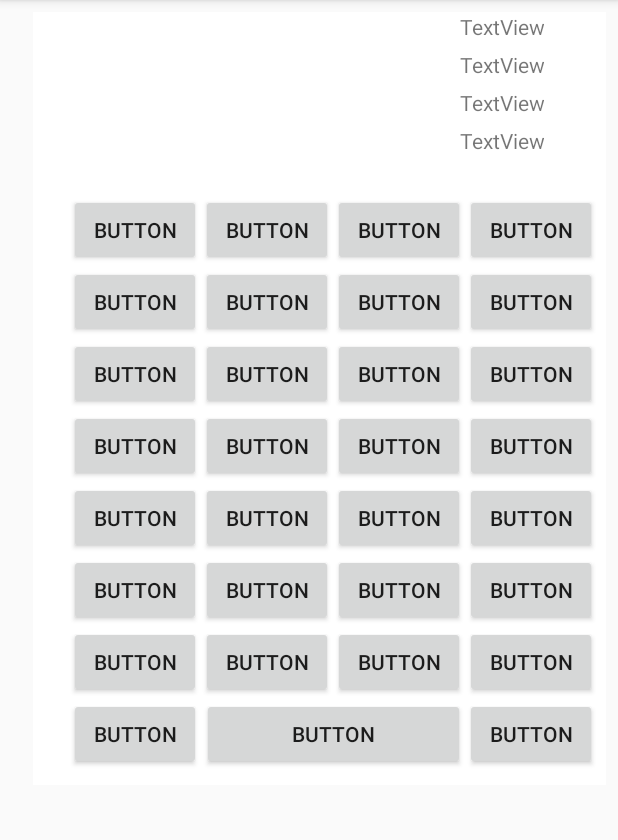
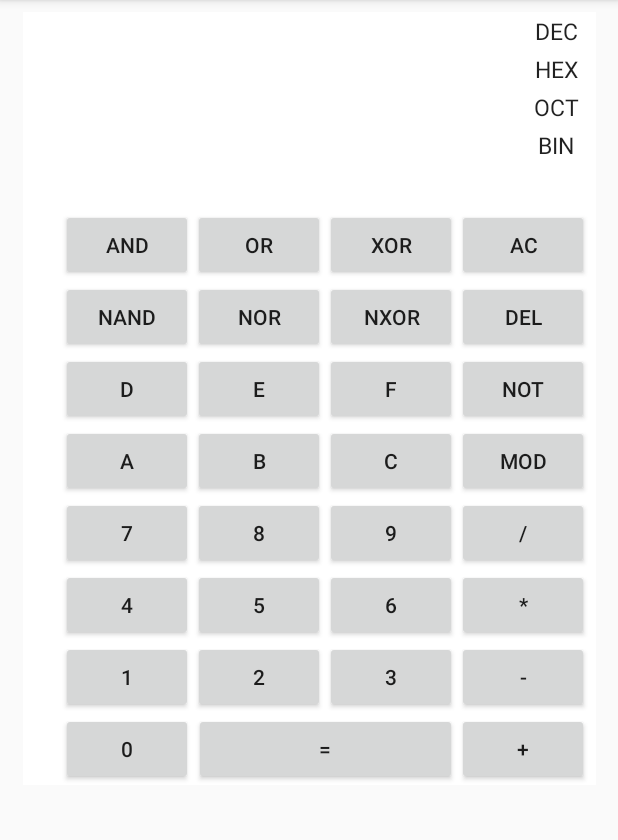
Before and after one commit to BlackburnCollege/procal, an Android app: the screen it shows after launch (MainActivity), on a phone screen of 412 x 824 dp, the part 84-924 px from its top. Run offline under Robolectric (Android 15) with nearby library versions, the phone set to English and light mode, and no system bars.

Commit message:
i did stuff
labeled buttons, added DEL string, added onClick descriptions

```diff
--- a/ProgrammerCalculator/app/src/main/res/layout/activity_main.xml
+++ b/ProgrammerCalculator/app/src/main/res/layout/activity_main.xml
@@ -18,7 +18,6 @@
         android:background="#ffffff"
         android:visibility="visible"
         app:layout_constraintBottom_toBottomOf="parent"
-        app:layout_constraintHorizontal_bias="1.0"
         app:layout_constraintLeft_toLeftOf="parent"
         app:layout_constraintRight_toRightOf="parent"
         app:layout_constraintTop_toTopOf="parent"
@@ -35,9 +34,9 @@
             android:layout_height="wrap_content"
             android:layout_alignParentBottom="true"
             android:layout_alignParentStart="true"
-            android:layout_marginBottom="10dp"
-            android:layout_marginStart="24dp"
-            android:text="Button" />
+            android:layout_marginStart="25dp"
+            android:onClick="onPress0"
+            android:text="@string/zero" />
 
         <Button
             android:id="@+id/button66"
@@ -45,8 +44,9 @@
             android:layout_height="wrap_content"
             android:layout_alignBaseline="@+id/button65"
             android:layout_alignBottom="@+id/button65"
-            android:layout_toEndOf="@+id/button65"
-            android:text="Button" />
+            android:layout_toEndOf="@+id/button36"
+            android:onClick="onPress2"
+            android:text="@string/two" />
 
         <Button
             android:id="@+id/button65"
@@ -54,7 +54,8 @@
             android:layout_height="wrap_content"
             android:layout_above="@+id/button36"
             android:layout_alignStart="@+id/button36"
-            android:text="Button" />
+            android:onClick="onPress1"
+            android:text="@string/one" />
 
         <Button
             android:id="@+id/button64"
@@ -64,7 +65,8 @@
             android:layout_alignBottom="@+id/button36"
             android:layout_alignEnd="@+id/button51"
             android:width="175dp"
-            android:text="Button" />
+            android:onClick="onPressEqual"
+            android:text="@string/equal" />
 
         <Button
             android:id="@+id/button63"
@@ -73,7 +75,8 @@
             android:layout_alignBaseline="@+id/button58"
             android:layout_alignBottom="@+id/button58"
             android:layout_alignStart="@+id/button62"
-            android:text="Button" />
+            android:onClick="onPress4"
+            android:text="@string/four" />
 
         <Button
             android:id="@+id/button62"
@@ -81,7 +84,8 @@
             android:layout_height="wrap_content"
             android:layout_alignStart="@+id/button61"
             android:layout_below="@+id/button61"
-            android:text="Button" />
+            android:onClick="onPress7"
+            android:text="@string/seven" />
 
         <Button
             android:id="@+id/button61"
@@ -90,7 +94,8 @@
             android:layout_alignBaseline="@+id/button56"
             android:layout_alignBottom="@+id/button56"
             android:layout_alignStart="@+id/button60"
-            android:text="Button" />
+            android:onClick="onPressA"
+            android:text="@string/a" />
 
         <Button
             android:id="@+id/button60"
@@ -99,7 +104,8 @@
             android:layout_alignBaseline="@+id/button55"
             android:layout_alignBottom="@+id/button55"
             android:layout_alignStart="@+id/button52"
-            android:text="Button" />
+            android:onClick="onPressD"
+            android:text="@string/d" />
 
         <Button
             android:id="@+id/button59"
@@ -108,7 +114,8 @@
             android:layout_alignBaseline="@+id/button53"
             android:layout_alignBottom="@+id/button53"
             android:layout_alignStart="@+id/button36"
-            android:text="Button" />
+            android:onClick="onPressAnd"
+            android:text="@string/AND" />
 
         <Button
             android:id="@+id/button58"
@@ -117,7 +124,8 @@
             android:layout_alignBaseline="@+id/button50"
             android:layout_alignBottom="@+id/button50"
             android:layout_alignStart="@+id/button57"
-            android:text="Button" />
+            android:onClick="onPress5"
+            android:text="@string/five" />
 
         <Button
             android:id="@+id/button57"
@@ -126,7 +134,8 @@
             android:layout_alignBaseline="@+id/button49"
             android:layout_alignBottom="@+id/button49"
             android:layout_alignStart="@+id/button56"
-            android:text="Button" />
+            android:onClick="onPress8"
+            android:text="@string/eight" />
 
         <Button
             android:id="@+id/button56"
@@ -134,7 +143,8 @@
             android:layout_height="wrap_content"
             android:layout_alignStart="@+id/button55"
             android:layout_alignTop="@+id/button48"
-            android:text="Button" />
+            android:onClick="onPressB"
+            android:text="@string/b" />
 
         <Button
             android:id="@+id/button55"
@@ -143,7 +153,8 @@
             android:layout_alignBaseline="@+id/button47"
             android:layout_alignBottom="@+id/button47"
             android:layout_alignStart="@+id/button54"
-            android:text="Button" />
+            android:onClick="onPressE"
+            android:text="@string/e" />
 
         <Button
             android:id="@+id/button54"
@@ -152,7 +163,8 @@
             android:layout_alignBaseline="@+id/button46"
             android:layout_alignBottom="@+id/button46"
             android:layout_alignStart="@+id/button53"
-            android:text="Button" />
+            android:onClick="onPressNor"
+            android:text="@string/NOR" />
 
         <Button
             android:id="@+id/button53"
@@ -161,7 +173,8 @@
             android:layout_alignBaseline="@+id/button45"
             android:layout_alignBottom="@+id/button45"
             android:layout_toEndOf="@+id/button36"
-            android:text="Button" />
+            android:onClick="onPressOr"
+            android:text="@string/OR" />
 
         <Button
             android:id="@+id/button52"
@@ -170,7 +183,8 @@
             android:layout_alignBaseline="@+id/button54"
             android:layout_alignBottom="@+id/button54"
             android:layout_alignStart="@+id/button59"
-            android:text="Button" />
+            android:onClick="onPressNand"
+            android:text="@string/NAND" />
 
         <Button
             android:id="@+id/button51"
@@ -179,7 +193,8 @@
             android:layout_alignBaseline="@+id/button66"
             android:layout_alignBottom="@+id/button66"
             android:layout_toEndOf="@+id/button66"
-            android:text="Button" />
+            android:onClick="onPress3"
+            android:text="@string/three" />
 
         <Button
             android:id="@+id/button50"
@@ -188,7 +203,8 @@
             android:layout_alignBaseline="@+id/button39"
             android:layout_alignBottom="@+id/button39"
             android:layout_alignStart="@+id/button49"
-            android:text="Button" />
+            android:onClick="onPress6"
+            android:text="@string/six" />
 
         <Button
             android:id="@+id/button49"
@@ -197,7 +213,8 @@
             android:layout_alignBaseline="@+id/button40"
             android:layout_alignBottom="@+id/button40"
             android:layout_alignStart="@+id/button48"
-            android:text="Button" />
+            android:onClick="onPress9"
+            android:text="@string/nine" />
 
         <Button
             android:id="@+id/button48"
@@ -205,8 +222,9 @@
             android:layout_height="wrap_content"
             android:layout_alignBaseline="@+id/button41"
             android:layout_alignBottom="@+id/button41"
-            android:layout_alignStart="@+id/button47"
-            android:text="Button" />
+            android:layout_toEndOf="@+id/button57"
+            android:onClick="onPressC"
+            android:text="@string/c" />
 
         <Button
             android:id="@+id/button47"
@@ -215,7 +233,8 @@
             android:layout_alignBaseline="@+id/button42"
             android:layout_alignBottom="@+id/button42"
             android:layout_alignStart="@+id/button46"
-            android:text="Button" />
+            android:onClick="onPressF"
+            android:text="@string/f" />
 
         <Button
             android:id="@+id/button46"
@@ -224,7 +243,8 @@
             android:layout_alignBaseline="@+id/button43"
             android:layout_alignBottom="@+id/button43"
             android:layout_alignStart="@+id/button45"
-            android:text="Button" />
+            android:onClick="onPressNxor"
+            android:text="@string/NXOR" />
 
         <Button
             android:id="@+id/button45"
@@ -233,7 +253,8 @@
             android:layout_alignBaseline="@+id/button44"
             android:layout_alignBottom="@+id/button44"
             android:layout_toEndOf="@+id/button53"
-            android:text="Button" />
+            android:onClick="onPressXor"
+            android:text="@string/XOR" />
 
         <Button
             android:id="@+id/button44"
@@ -241,7 +262,8 @@
             android:layout_height="wrap_content"
             android:layout_above="@+id/button43"
             android:layout_toEndOf="@+id/button45"
-            android:text="Button" />
+            android:onClick="onPressAc"
+            android:text="@string/allClear" />
 
         <Button
             android:id="@+id/button43"
@@ -249,7 +271,8 @@
             android:layout_height="wrap_content"
             android:layout_above="@+id/button42"
             android:layout_toEndOf="@+id/button47"
-            android:text="Button" />
+            android:onClick="onPressDel"
+            android:text="@string/DEL" />
 
         <Button
             android:id="@+id/button42"
@@ -257,7 +280,8 @@
             android:layout_height="wrap_content"
             android:layout_above="@+id/button41"
             android:layout_toEndOf="@+id/button47"
-            android:text="Button" />
+            android:onClick="onPressNot"
+            android:text="@string/NOT" />
 
         <Button
             android:id="@+id/button41"
@@ -265,7 +289,8 @@
             android:layout_height="wrap_content"
             android:layout_above="@+id/button40"
             android:layout_toEndOf="@+id/button49"
-            android:text="Button" />
+            android:onClick="onPressMod"
+            android:text="@string/mod" />
 
         <Button
             android:id="@+id/button40"
@@ -273,7 +298,8 @@
             android:layout_height="wrap_content"
             android:layout_above="@+id/button50"
             android:layout_toEndOf="@+id/button50"
-            android:text="Button" />
+            android:onClick="onPressDivide"
+            android:text="@string/div" />
 
         <Button
             android:id="@+id/button39"
@@ -281,7 +307,8 @@
             android:layout_height="wrap_content"
             android:layout_above="@+id/button51"
             android:layout_toEndOf="@+id/button51"
-            android:text="Button" />
+            android:onClick="onPressMultiply"
+            android:text="@string/mul" />
 
         <Button
             android:id="@+id/button38"
@@ -290,7 +317,8 @@
             android:layout_alignBaseline="@+id/button36"
             android:layout_alignBottom="@+id/button36"
             android:layout_toEndOf="@+id/button51"
-            android:text="Button" />
+            android:onClick="onPressAdd"
+            android:text="@string/add" />
 
         <Button
             android:id="@+id/button37"
@@ -299,7 +327,8 @@
             android:layout_alignBaseline="@+id/button51"
             android:layout_alignBottom="@+id/button51"
             android:layout_toEndOf="@+id/button64"
-            android:text="Button" />
+            android:onClick="onPressSubtract"
+            android:text="@string/sub" />
 
         <TextView
             android:id="@+id/textView1"
@@ -307,10 +336,10 @@
             android:layout_height="wrap_content"
             android:layout_alignParentTop="true"
             android:layout_centerHorizontal="true"
-            android:width="300dp"
+            android:width="275dp"
             android:height="25dp"
             android:foregroundTint="@android:color/background_dark"
-            android:text="TextView"
+            android:onClick="onPressDec"
             android:textAlignment="viewEnd" />
 
         <TextView
@@ -319,9 +348,9 @@
             android:layout_height="wrap_content"
             android:layout_alignStart="@+id/textView1"
             android:layout_below="@+id/textView1"
-            android:width="300dp"
+            android:width="275dp"
             android:height="25dp"
-            android:text="TextView"
+            android:onClick="onPressHex"
             android:textAlignment="viewEnd" />
 
         <TextView
@@ -330,9 +359,9 @@
             android:layout_height="wrap_content"
             android:layout_alignStart="@+id/textView2"
             android:layout_below="@+id/textView2"
-            android:width="300dp"
+            android:width="275dp"
             android:height="25dp"
-            android:text="TextView"
+            android:onClick="onPressOct"
             android:textAlignment="viewEnd" />
 
         <TextView
@@ -341,10 +370,70 @@
             android:layout_height="wrap_content"
             android:layout_alignStart="@+id/textView3"
             android:layout_below="@+id/textView3"
-            android:width="300dp"
+            android:width="275dp"
             android:height="25dp"
-            android:text="TextView"
+            android:onClick="onPressBin"
             android:textAlignment="viewEnd" />
+
+        <EditText
+            android:id="@+id/DECText"
+            android:layout_width="wrap_content"
+            android:layout_height="wrap_content"
+            android:layout_above="@+id/textView2"
+            android:layout_alignParentEnd="true"
+            android:layout_alignParentTop="true"
+            android:layout_toEndOf="@+id/textView1"
+            android:background="@android:color/transparent"
+            android:ems="10"
+            android:inputType="textPersonName"
+            android:text="DEC"
+            android:textAlignment="center"
+            android:textSize="15sp" />
+
+        <EditText
+            android:id="@+id/HEXText"
+            android:layout_width="wrap_content"
+            android:layout_height="wrap_content"
+            android:layout_above="@+id/textView3"
+            android:layout_alignParentEnd="true"
+            android:layout_below="@+id/DECText"
+            android:layout_toEndOf="@+id/textView1"
+            android:background="@android:color/transparent"
+            android:ems="10"
+            android:inputType="textPersonName"
+            android:text="HEX"
+            android:textAlignment="center"
+            android:textSize="15sp" />
+
+        <EditText
+            android:id="@+id/OCTText"
+            android:layout_width="wrap_content"
+            android:layout_height="wrap_content"
+            android:layout_above="@+id/textView4"
+            android:layout_alignParentEnd="true"
+            android:layout_below="@+id/textView2"
+            android:layout_toEndOf="@+id/textView2"
+            android:background="@android:color/transparent"
+            android:ems="10"
+            android:inputType="textPersonName"
+            android:text="OCT"
+            android:textAlignment="center"
+            android:textSize="15sp" />
+
+        <EditText
+            android:id="@+id/BINText"
+            android:layout_width="wrap_content"
+            android:layout_height="wrap_content"
+            android:layout_alignBottom="@+id/textView4"
+            android:layout_alignParentEnd="true"
+            android:layout_below="@+id/textView3"
+            android:layout_toEndOf="@+id/textView3"
+            android:background="@android:color/transparent"
+            android:ems="10"
+            android:inputType="textPersonName"
+            android:text="BIN"
+            android:textAlignment="center"
+            android:textSize="15sp" />
 
     </RelativeLayout>
 
--- a/ProgrammerCalculator/app/src/main/res/values/strings.xml
+++ b/ProgrammerCalculator/app/src/main/res/values/strings.xml
@@ -36,4 +36,5 @@
     <string name="f">F</string>
     <string name="unexpectedErrorMSG">Something went horribly wrong</string>
     <string name="outOfBoundsError">Number not representable in precision</string>
+    <string name="DEL">DEL</string>
 </resources>
```
